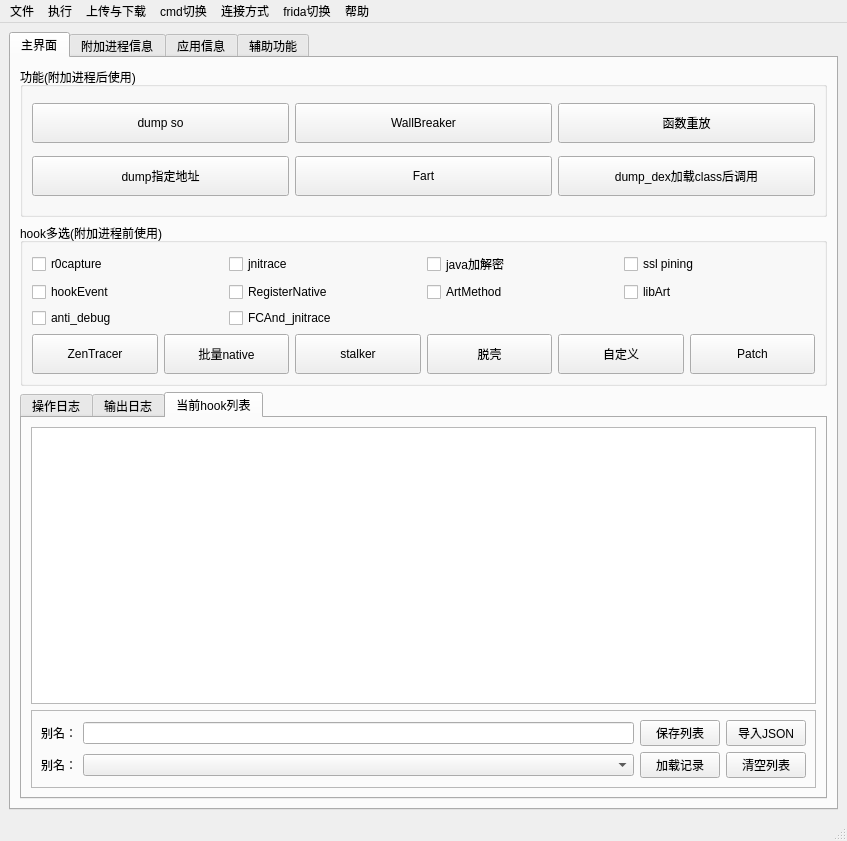
Old version of the form ui/kmain.ui in the repository dqzg12300/fridaUiTools.
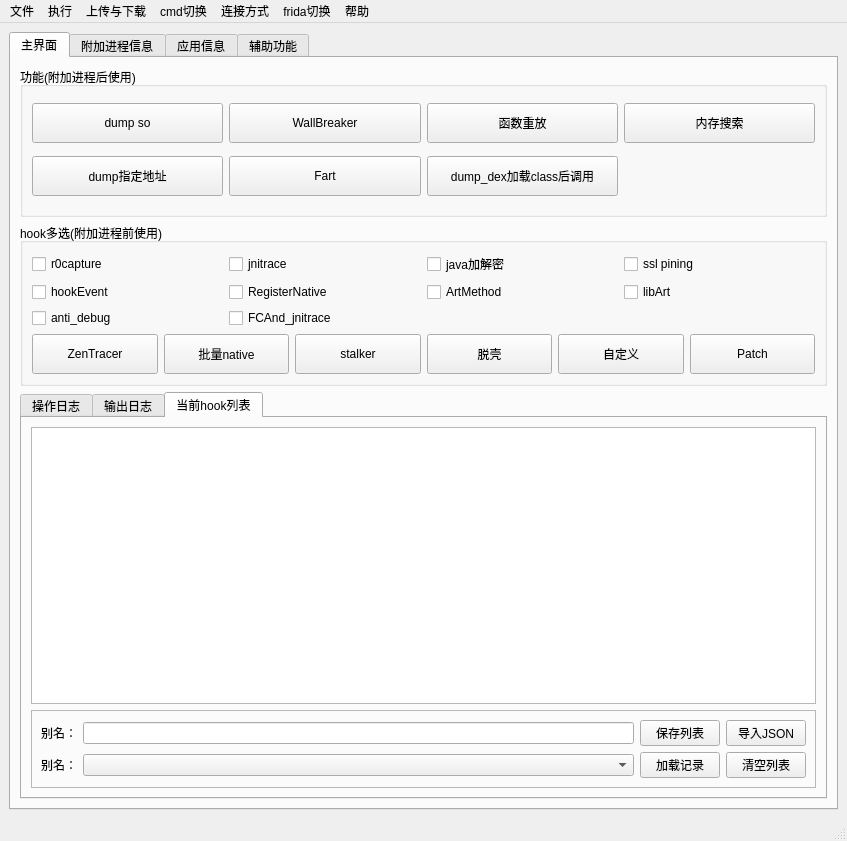
New version of the form.

Commit message: 添加内存搜索功能，未完成

Diff of the .ui file:
```diff
--- a/ui/kmain.ui
+++ b/ui/kmain.ui
@@ -115,6 +115,19 @@
              </property>
             </widget>
            </item>
+           <item row="0" column="3">
+            <widget class="QPushButton" name="btnMemSearch">
+             <property name="minimumSize">
+              <size>
+               <width>0</width>
+               <height>40</height>
+              </size>
+             </property>
+             <property name="text">
+              <string>内存搜索</string>
+             </property>
+            </widget>
+           </item>
           </layout>
          </widget>
         </item>
```
Left out of the diff: 26 changed lines with no effect on the pictures. The commit also changes 9 other files.
